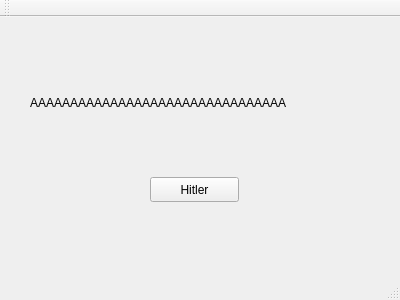
Old version of the form MODEL/mainwindow.ui in the repository VictorDutca/PAO.
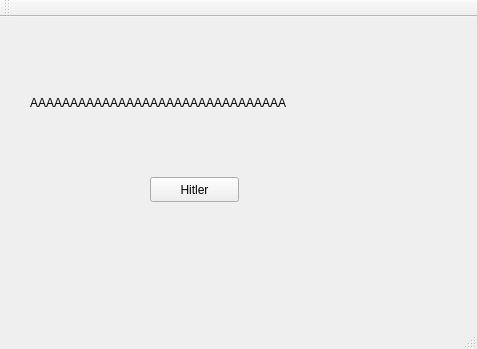
New version of the form.

What changed in the file:
```diff
--- a/MODEL/mainwindow.ui
+++ b/MODEL/mainwindow.ui
@@ -6,8 +6,8 @@
    <rect>
     <x>0</x>
     <y>0</y>
-    <width>400</width>
-    <height>300</height>
+    <width>477</width>
+    <height>349</height>
    </rect>
   </property>
   <property name="windowTitle">
```
Left out of the diff: 2 changed lines with no effect on the pictures.
